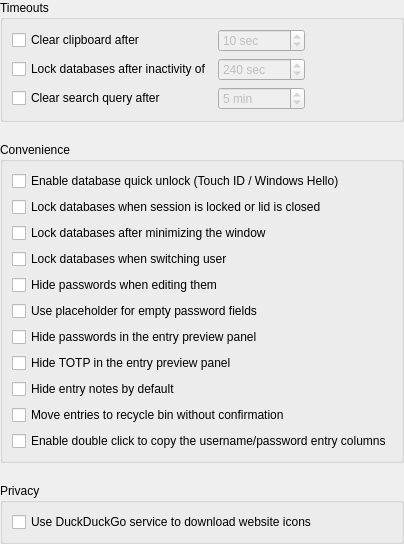
This is src/gui/ApplicationSettingsWidgetSecurity.ui in keepassxreboot/keepassxc as Qt 5 draws it before an edit. The edited form follows.
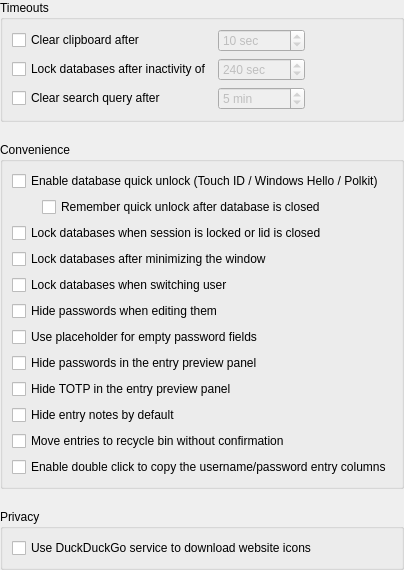
This is the edited form.

Commit message: Add support to remember quick unlock on Windows and macOS

```diff
--- a/src/gui/ApplicationSettingsWidgetSecurity.ui
+++ b/src/gui/ApplicationSettingsWidgetSecurity.ui
@@ -168,10 +168,37 @@
       <item>
        <widget class="QCheckBox" name="quickUnlockCheckBox">
         <property name="text">
-         <string>Enable database quick unlock (Touch ID / Windows Hello)</string>
+         <string>Enable database quick unlock (Touch ID / Windows Hello / Polkit)</string>
         </property>
        </widget>
       </item>
+      <item>
+       <layout class="QHBoxLayout" name="horizontalLayout">
+        <item>
+         <spacer name="horizontalSpacer_2">
+          <property name="orientation">
+           <enum>Qt::Horizontal</enum>
+          </property>
+          <property name="sizeType">
+           <enum>QSizePolicy::Fixed</enum>
+          </property>
+          <property name="sizeHint" stdset="0">
+           <size>
+            <width>30</width>
+            <height>20</height>
+           </size>
+          </property>
+         </spacer>
+        </item>
+        <item>
+         <widget class="QCheckBox" name="quickUnlockRememberCheckBox">
+          <property name="text">
+           <string>Remember quick unlock after database is closed</string>
+          </property>
+         </widget>
+        </item>
+       </layout>
+      </item>
       <item>
        <widget class="QCheckBox" name="lockDatabaseOnScreenLockCheckBox">
         <property name="text">
```
The commit also changes 6 other files.
